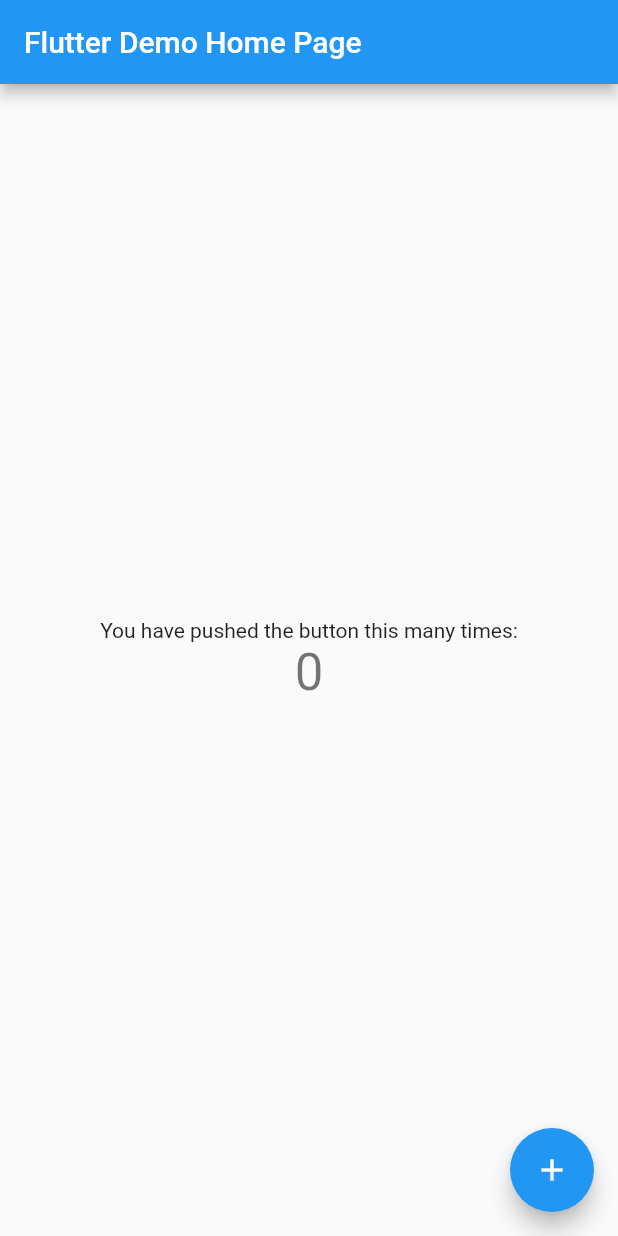
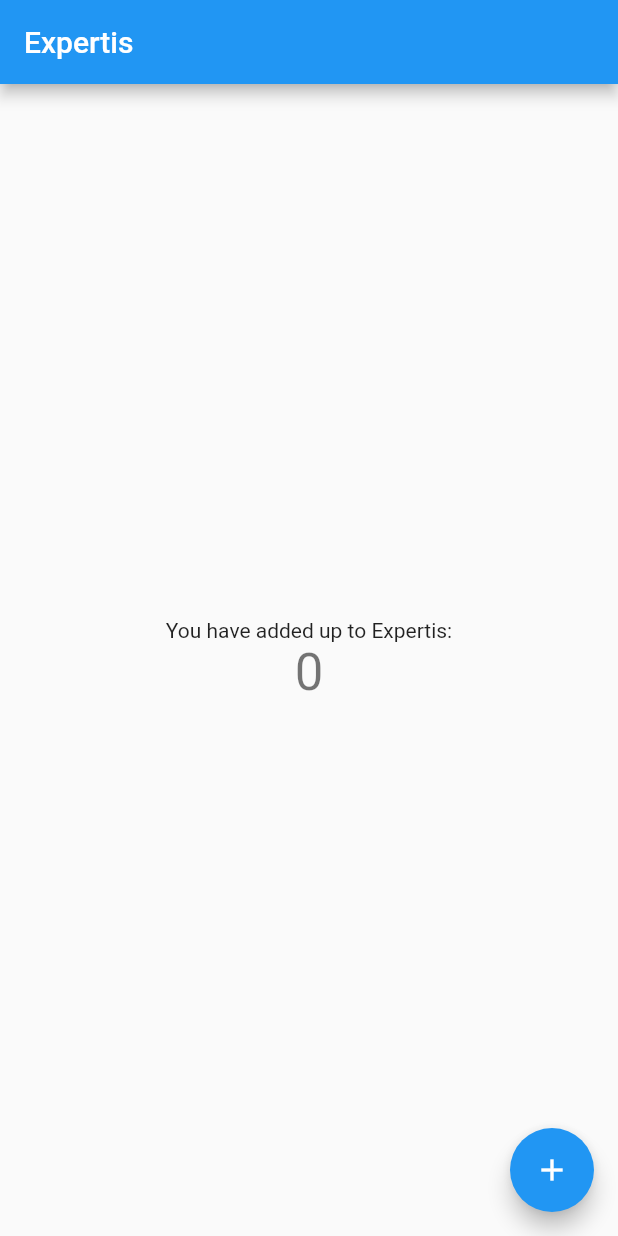
Before and after one commit to vignesh-cloud-prog/Expertis-frontend, a Flutter app: the screen it shows after launch, on a phone screen of 412 x 824 dp. Run offline on Flutter 3.47's test engine with Material 2 defaults, Android fonts, the light colour scheme and no system bars.

Commit message:
project started

```diff
--- a/lib/main.dart
+++ b/lib/main.dart
@@ -11,7 +11,7 @@
   @override
   Widget build(BuildContext context) {
     return MaterialApp(
-      title: 'Flutter Demo',
+      title: 'Expertis',
       theme: ThemeData(
         // This is the theme of your application.
         //
@@ -24,7 +24,7 @@
         // is not restarted.
         primarySwatch: Colors.blue,
       ),
-      home: const MyHomePage(title: 'Flutter Demo Home Page'),
+      home: const MyHomePage(title: 'Expertis '),
     );
   }
 }
@@ -96,7 +96,7 @@
           mainAxisAlignment: MainAxisAlignment.center,
           children: <Widget>[
             const Text(
-              'You have pushed the button this many times:',
+              'You have added up to Expertis:',
             ),
             Text(
               '$_counter',
```
Also changed, not shown: 1 other file.
